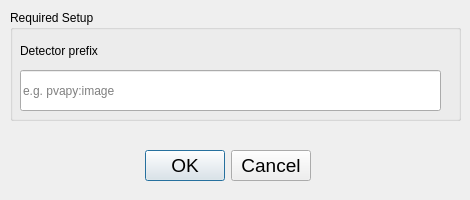
Old version of the form src/dashpva/gui/pv_config.ui in the repository AdvancedPhotonSource/DashPVA.
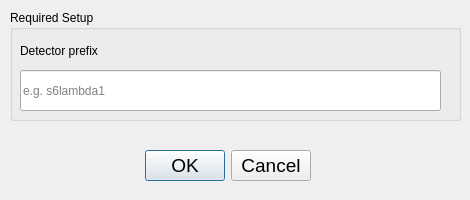
New version of the form.

Commit message: fix: restore detector-prefix-only ConfigDialog, append :Pva1:Image in dialog_accepted

```diff
--- a/src/dashpva/gui/pv_config.ui
+++ b/src/dashpva/gui/pv_config.ui
@@ -38,7 +38,7 @@
      <string></string>
     </property>
     <property name="placeholderText">
-     <string>e.g. pvapy:image</string>
+     <string>e.g. s6lambda1</string>
     </property>
    </widget>
    <widget class="QLabel" name="lbl_input_channel">
```
The commit also changes 1 other file.
